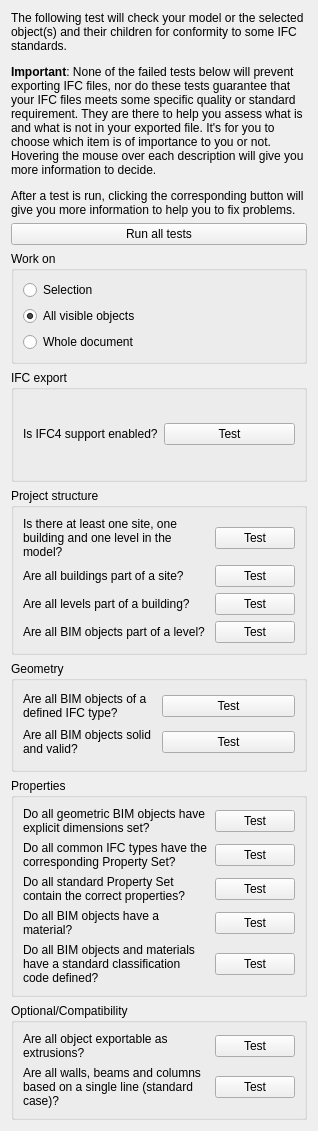
yorikvanhavre/BIM_Workbench, file dialogPreflight.ui: the form before one commit.
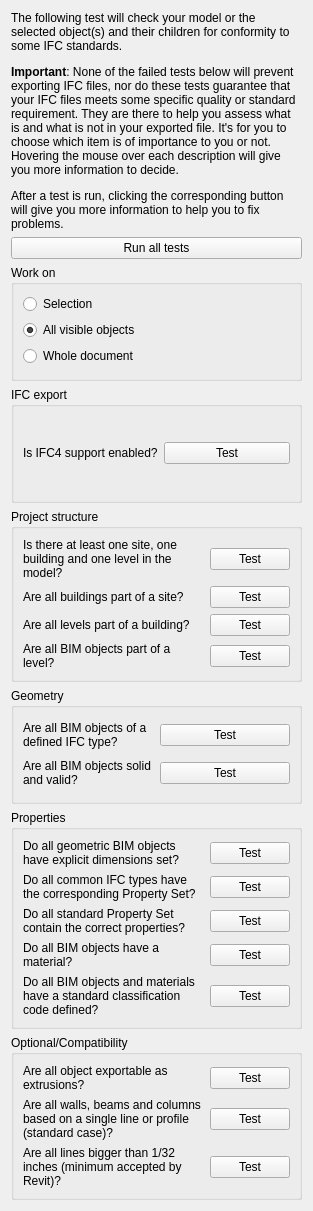
The form after the commit.

Diff of the .ui file:
```diff
--- a/dialogPreflight.ui
+++ b/dialogPreflight.ui
@@ -6,8 +6,8 @@
    <rect>
     <x>0</x>
     <y>0</y>
-    <width>318</width>
-    <height>1131</height>
+    <width>313</width>
+    <height>1211</height>
    </rect>
   </property>
   <property name="windowTitle">
@@ -369,7 +369,7 @@
          <string>&lt;html&gt;&lt;head/&gt;&lt;body&gt;&lt;p&gt;Walls, columns and beams in FreeCAD can be constructed in a wide number of ways. But some simpler BIM applications might have difficulties with walls that are not of the most simple type, that is, a single, straight piece of wall (which correspond to the IfcWallStandardCase type) or beams and columns that are not based on a straight extrusion of a flat profile (BeamStandardCase, ColumnStandardCase)&lt;/p&gt;&lt;p&gt;This test will find any wall which is not such a standard case.&lt;/p&gt;&lt;p&gt;&lt;span style=&quot; font-weight:600;&quot;&gt;Note&lt;/span&gt;: At the moment, BIM objects that meet the requirements to be of a standard case, are still exported as IfcWall, IfcBeam, IfcColumn.&lt;/p&gt;&lt;/body&gt;&lt;/html&gt;</string>
         </property>
         <property name="text">
-         <string>Are all walls, beams and columns based on a single line (standard case)?</string>
+         <string>Are all walls, beams and columns based on a single line or profile (standard case)?</string>
         </property>
         <property name="wordWrap">
          <bool>true</bool>
@@ -383,6 +383,26 @@
         </property>
        </widget>
       </item>
+      <item row="2" column="0">
+       <widget class="QLabel" name="label_16">
+        <property name="toolTip">
+         <string>&lt;html&gt;&lt;head/&gt;&lt;body&gt;&lt;p&gt;Revit discards all objects that contain lines smaller than 1/32 inch (0.8mm). This test will find any object containing lines smaller than that value.&lt;/p&gt;&lt;/body&gt;&lt;/html&gt;</string>
+        </property>
+        <property name="text">
+         <string>Are all lines bigger than 1/32 inches (minimum accepted by Revit)?</string>
+        </property>
+        <property name="wordWrap">
+         <bool>true</bool>
+        </property>
+       </widget>
+      </item>
+      <item row="2" column="1">
+       <widget class="QPushButton" name="testTinyLines">
+        <property name="text">
+         <string>Test</string>
+        </property>
+       </widget>
+      </item>
      </layout>
     </widget>
    </item>
```
